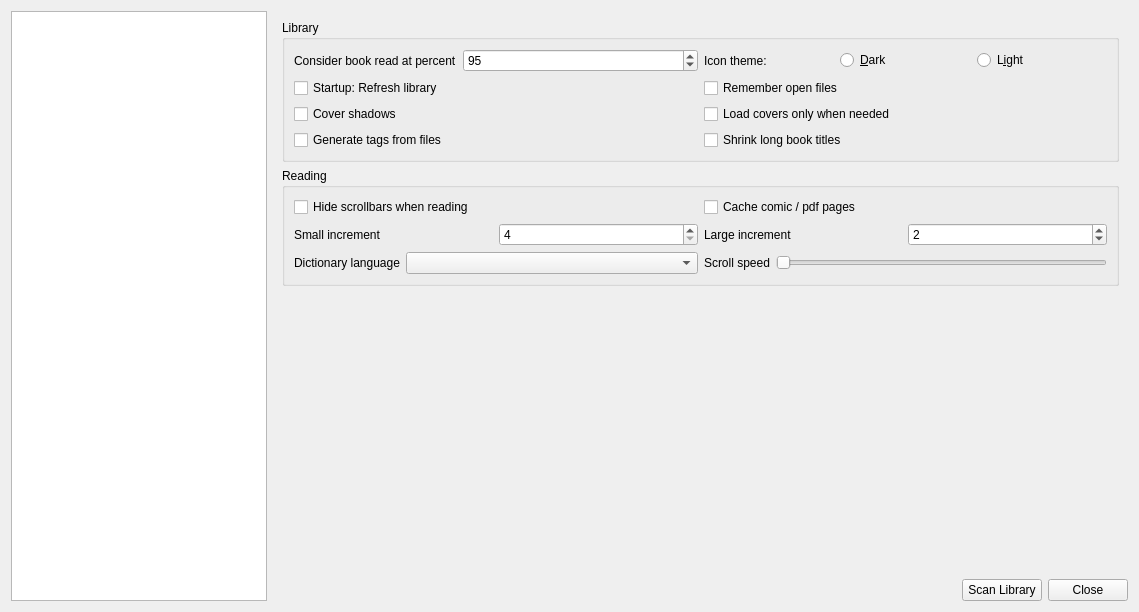
Before: the Qt Designer form lector/resources/raw/settings.ui in BasioMeusPuga/Lector, drawn with Qt 5.
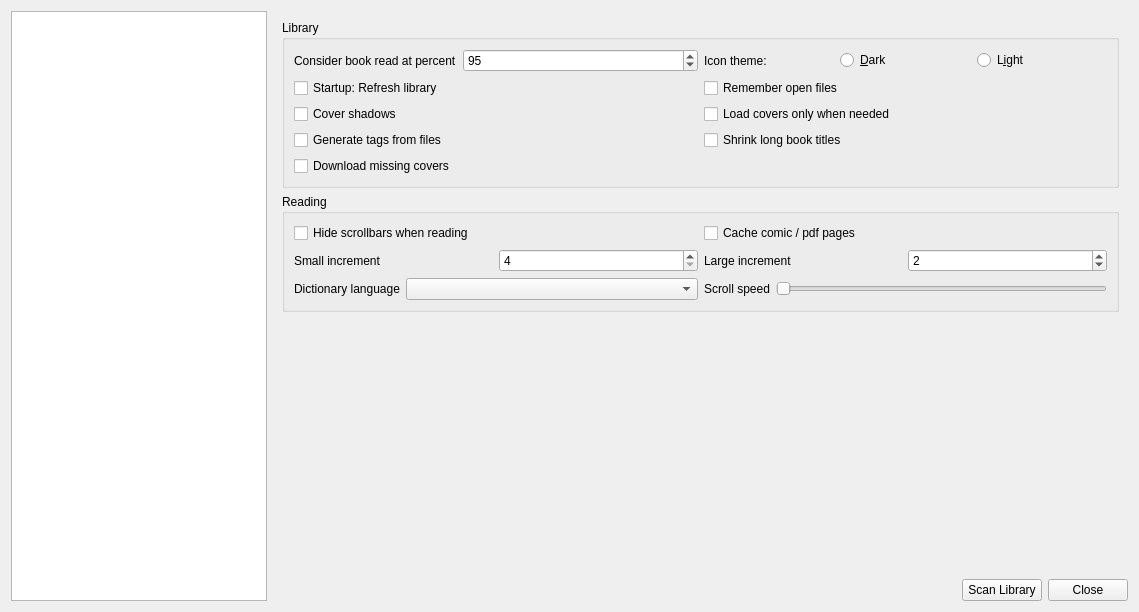
After: the same form once the commit is applied. The open tabs and pages were chosen to show the change.

Commit message: Update flatpak manifest Implement automated missing cover downloading

```diff
--- a/lector/resources/raw/settings.ui
+++ b/lector/resources/raw/settings.ui
@@ -175,6 +175,20 @@
                   </item>
                  </layout>
                 </item>
+                <item>
+                 <layout class="QHBoxLayout" name="horizontalLayout_16">
+                  <item>
+                   <widget class="QCheckBox" name="autoCover">
+                    <property name="toolTip">
+                     <string>&lt;html&gt;&lt;head/&gt;&lt;body&gt;&lt;p&gt;Attempt to download missing book covers from Google books - SLOW&lt;/p&gt;&lt;/body&gt;&lt;/html&gt;</string>
+                    </property>
+                    <property name="text">
+                     <string>Download missing covers</string>
+                    </property>
+                   </widget>
+                  </item>
+                 </layout>
+                </item>
                </layout>
               </item>
              </layout>
```
The commit also changes 10 other files.
